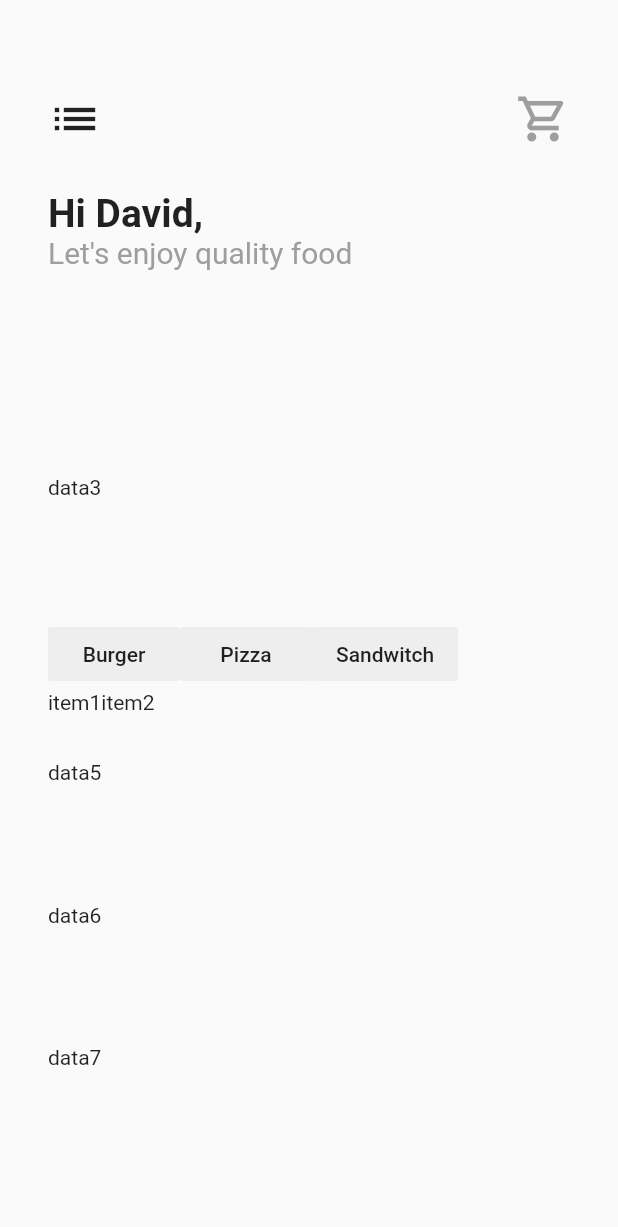
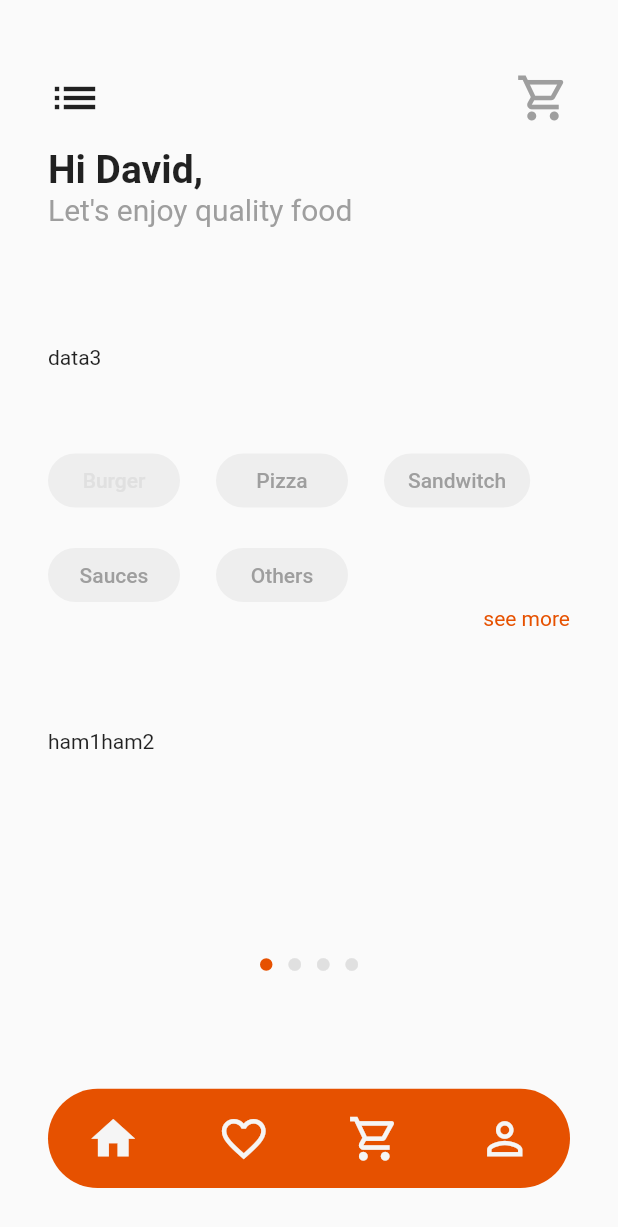
Before and after one commit to MayKoder/Food_Delivery-Flutter_Dart-App, a Flutter app: the screen it shows after launch, on a phone screen of 412 x 824 dp. Shown: the top 1227 px of the screen. Run offline on Flutter 3.47's test engine with Material 2 defaults, Android fonts, the phone set to English and light mode, and no system bars.

Commit message:
Update food_info_screen.dart

```diff
--- a/Food_Delivery_App/lib/screens/food_info_screen.dart
+++ b/Food_Delivery_App/lib/screens/food_info_screen.dart
@@ -4,14 +4,12 @@ class FoodInfoScreen extends StatelessWidget {
   @override
   Widget build(BuildContext context) {
     return Scaffold(
-
         body: Column(
-
       children: [
         Expanded(
           flex: 1,
           child: _FoodInfo(),
-          ),
+        ),
       ],
     ));
   }
@@ -25,24 +23,89 @@ class _FoodInfo extends StatelessWidget {
       child: Column(
         crossAxisAlignment: CrossAxisAlignment.stretch,
         children: [
-
-          Expanded(flex: 1, child: _TopBar()),
-          Expanded(flex: 2, child: _UserInfo()),
-          Expanded(flex: 1, child: Text("data3")/* Search Bar*/),
-          Expanded(flex: 1, child: Column(children: [
-            Row(children: [_CreateButton("Burger"),_CreateButton("Pizza"),_CreateButton("Sandwitch")],),
-            Row(children: [Text("item1"),Text("item2"),],),
-          ],)),
-          Expanded(flex: 1, child: Text("data5")),
-          Expanded(flex: 1, child: Text("data6")),
-          Expanded(flex: 1, child: Text("data7")),
+          Expanded(flex: 2, child: _TopBar()),
+          Expanded(flex: 4, child: _UserInfo()),
+          Expanded(flex: 2, child: Text("data3") /* Search Bar*/),
+          Expanded(
+              flex: 3,
+              child: Column(children: [
+                Row(
+                  children: [
+                    _CreateButton("Burger", autoFocused: true),
+                    SizedBox(width: 24),
+                    _CreateButton("Pizza"),
+                    SizedBox(width: 24),
+                    _CreateButton("Sandwitch")
+                  ],
+                ),
+                SizedBox(height: 15),
+                Row(
+                  children: [
+                    _CreateButton("Sauces"),
+                    SizedBox(width: 24),
+                    _CreateButton("Others"),
+                  ],
+                ),
+              ])),
+          Expanded(
+            flex: 1,
+            child: Container(
+              alignment: Alignment.centerRight,
+              child:
+                  Text("see more", style: TextStyle(color: Colors.orange[900])),
+            ),
+          ),
+          Expanded(flex: 4, child: Row(children: [Text("ham1"),Text("ham2")],)),
+          Expanded(
+            flex: 5,
+            child: Row(
+              mainAxisAlignment: MainAxisAlignment.center,
+              children: [
+                Icon(Icons.circle, size: 10, color: Colors.orange[900]),
+                SizedBox(width: 9),
+                Icon(Icons.circle, size: 10, color: Colors.grey[300]),
+                SizedBox(width: 9),
+                Icon(Icons.circle, size: 10, color: Colors.grey[300]),
+                SizedBox(width: 9),
+                Icon(Icons.circle, size: 10, color: Colors.grey[300]),
+              ],
+            ),
+          ),
+          Expanded(
+            flex: 2,
+            child: Container(
+              child: Row(
+                mainAxisAlignment: MainAxisAlignment.spaceAround,
+                children: [
+                Icon(Icons.home,size: 35,color: Colors.grey[100],),
+                Icon(Icons.favorite_outline,size: 35,color: Colors.grey[100],),
+                Icon(Icons.shopping_cart_outlined,size: 35,color: Colors.grey[100],),
+                Icon(Icons.person_outline,size: 35,color: Colors.grey[100],),
+              ],),
+              decoration: BoxDecoration(
+                  color: Colors.orange[900],
+                  borderRadius: BorderRadius.all(Radius.circular(60))),
+             ),
+          ),
         ],
       ),
-
     );
   }
 
-  FlatButton _CreateButton(String text) => FlatButton(child: Text(text),color: Colors.grey[200],hoverColor:Colors.orange[900] , onPressed: (){},);
+  FlatButton _CreateButton(String text, {bool autoFocused = false}) =>
+      FlatButton(
+        shape: RoundedRectangleBorder(borderRadius: BorderRadius.circular(30)),
+        child: Text(
+          text,
+          style: TextStyle(
+              color: autoFocused ? Colors.grey[300] : Colors.grey[500]),
+        ),
+        autofocus: autoFocused,
+        focusColor: Colors.orange[900],
+        color: Colors.grey[200],
+        hoverColor: Colors.orange[700],
+        onPressed: () {},
+      );
 }
 
 class _TopBar extends StatelessWidget {
@@ -51,10 +114,17 @@ class _TopBar extends StatelessWidget {
     return Row(
       mainAxisAlignment: MainAxisAlignment.spaceBetween,
       children: [
-        Icon(Icons.list,size: 36,),
-        Icon(Icons.shopping_cart_outlined,size: 36,color: Colors.grey,),
-
-    ],);
+        Icon(
+          Icons.list,
+          size: 36,
+        ),
+        Icon(
+          Icons.shopping_cart_outlined,
+          size: 36,
+          color: Colors.grey,
+        ),
+      ],
+    );
   }
 }
 
@@ -64,9 +134,12 @@ class _UserInfo extends StatelessWidget {
     return Column(
       crossAxisAlignment: CrossAxisAlignment.start,
       children: [
-      Text("Hi David,",style: TextStyle(fontSize: 26,fontWeight: FontWeight.bold)),
-      Text("Let's enjoy quality food",style: TextStyle(fontSize: 20,color: Colors.grey)),
-    ],);
+        Text("Hi David,",
+            style: TextStyle(fontSize: 26, fontWeight: FontWeight.bold)),
+        Text("Let's enjoy quality food",
+            style: TextStyle(fontSize: 20, color: Colors.grey)),
+      ],
+    );
   }
 }
 
@@ -74,7 +147,6 @@ class _FoodPreview extends StatelessWidget {
   @override
   Widget build(BuildContext context) {
     return Container(
-
       color: Colors.amber,
     );
   }
```
